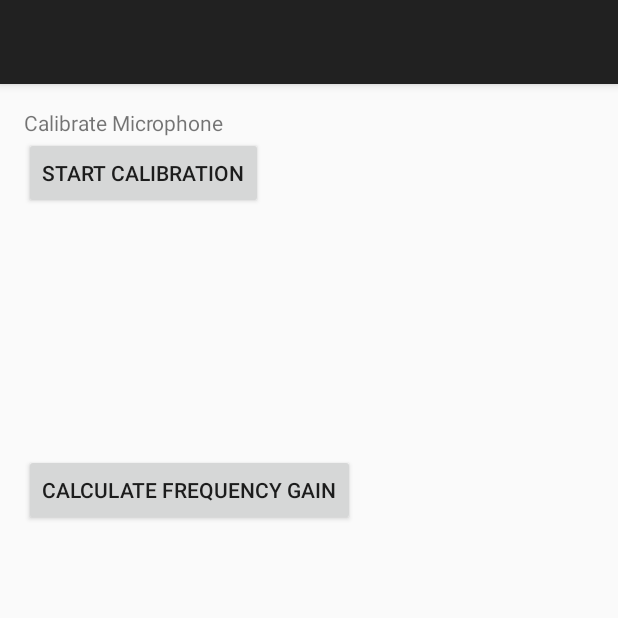
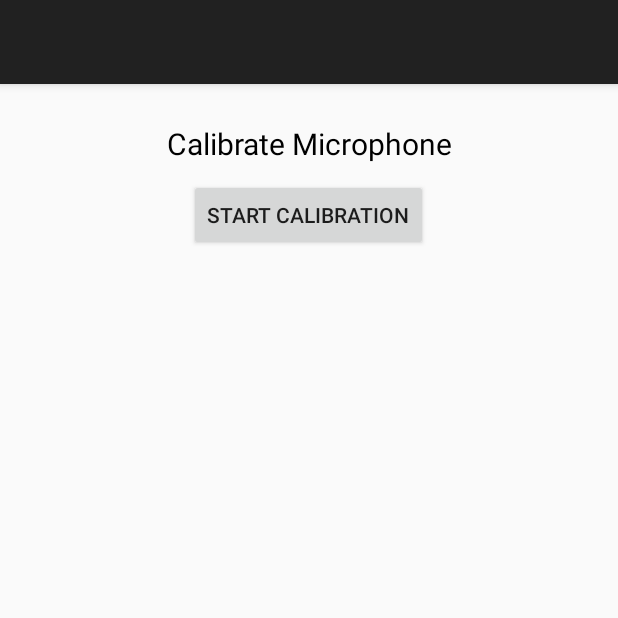
Before and after one commit to University-Of-Calgary/Hum_App_Master, an Android app: the CalibrateMicrophone screen opened directly, with no data from a screen before it, on a phone screen of 412 x 824 dp, the top half of it. Run offline under Robolectric (Android 15) with nearby library versions, the phone set to English and light mode, and no system bars.

Commit message:
Removed menu files. Improved the layout of calibration application.

```diff
--- a/app/src/main/java/com/example/orchisamadas/analyse_plot/CalibrateMicrophone.java
+++ b/app/src/main/java/com/example/orchisamadas/analyse_plot/CalibrateMicrophone.java
@@ -14,6 +14,7 @@ import android.support.v7.app.AppCompatActivity;
 import android.util.Log;
 import android.view.View;
 import android.widget.Button;
+import android.widget.ImageButton;
 import android.widget.TextView;
 import android.widget.Toast;
 
@@ -44,7 +45,8 @@ public class CalibrateMicrophone extends AppCompatActivity {
             AUDIO_ENCODING = AudioFormat.ENCODING_PCM_16BIT, RECORDING_DURATION = 5;
     final String EXTERNAL_AUDIO_FILENAME = "external_audio.wav", ANDROID_AUDIO_FILENAME = "android_audio.wav";
     AudioRecord recorder;
-    Button startCalibration, startRecording, startPlayback, androidRecording, calculateFrequencyGain;
+    Button startCalibration, startRecording, androidRecording, calculateFrequencyGain;
+    ImageButton startPlayback;
     TextView timer;
     CounterClass counterClass = new CounterClass(RECORDING_DURATION * 1000, 1000);
     double[] externalMicValues, androidMicValues;
@@ -62,7 +64,7 @@ public class CalibrateMicrophone extends AppCompatActivity {
 
         startCalibration = (Button) findViewById(R.id.button_calibrate_microphone);
         startRecording = (Button) findViewById(R.id.button_start_recording);
-        startPlayback = (Button) findViewById(R.id.button_start_playback);
+        startPlayback = (ImageButton) findViewById(R.id.calibrate_playback_sound);
         androidRecording = (Button) findViewById(R.id.button_microphone_recording);
         calculateFrequencyGain = (Button) findViewById(R.id.button_frequency_gain);
         timer = (TextView) findViewById(R.id.textView_timer);
--- a/app/src/main/res/layout/activity_calibrate_microphone.xml
+++ b/app/src/main/res/layout/activity_calibrate_microphone.xml
@@ -11,45 +11,70 @@
     <TextView
         android:layout_width="match_parent"
         android:layout_height="wrap_content"
+        android:textColor="#000"
+        android:textSize="20sp"
+        android:layout_gravity="center_horizontal"
+        android:gravity="center_horizontal"
+        android:layout_marginTop="10dp"
         android:text="Calibrate Microphone"/>
 
     <Button
         android:id="@+id/button_calibrate_microphone"
         android:layout_width="wrap_content"
         android:layout_height="wrap_content"
+        android:layout_gravity="center_horizontal"
+        android:layout_marginTop="10dp"
         android:text="Start Calibration"/>
+
+    <LinearLayout
+        android:layout_height="wrap_content"
+        android:layout_width="match_parent"
+        android:orientation="horizontal"
+        android:layout_marginTop="10dp"
+        android:weightSum="10">
 
     <Button
         android:id="@+id/button_start_recording"
         android:layout_width="wrap_content"
         android:layout_height="wrap_content"
-        android:text="Start Recording"
+        android:text="External Microphone Recording"
+        android:layout_weight="5"
         android:visibility="invisible"/>
 
     <Button
         android:id="@+id/button_microphone_recording"
         android:layout_width="wrap_content"
         android:layout_height="wrap_content"
-        android:text="Start Android Microphone Recording"
+        android:text="Internal Microphone Recording"
+        android:layout_weight="5"
         android:visibility="invisible"/>
+
+    </LinearLayout>
 
     <TextView
         android:id="@+id/textView_timer"
         android:layout_width="wrap_content"
-        android:layout_height="wrap_content" />
+        android:layout_height="wrap_content"
+        android:layout_marginTop="10dp"
+        android:textSize="15dp"/>
 
-    <Button
-        android:id="@+id/button_start_playback"
+    <ImageButton
+        android:id="@+id/calibrate_playback_sound"
+        android:layout_height="wrap_content"
         android:layout_width="wrap_content"
-        android:layout_height="wrap_content"
+        android:src="@drawable/play_circle_white"
+        android:layout_gravity="center_horizontal"
+        android:layout_marginTop="10dp"
         android:visibility="invisible"
-        android:text="Start Playback"/>
+        ></ImageButton>
 
     <Button
         android:id="@+id/button_frequency_gain"
         android:layout_width="wrap_content"
         android:layout_height="wrap_content"
-        android:visibility="visible"
+        android:visibility="invisible"
+        android:layout_gravity="center_horizontal"
+        android:layout_marginTop="10dp"
         android:text="Calculate Frequency Gain"/>
 
 </LinearLayout>
--- a/app/src/main/res/menu/menu_start_app.xml
+++ b/app/src/main/res/menu/menu_start_app.xml
@@ -3,12 +3,6 @@
     xmlns:tools="http://schemas.android.com/tools"
     tools:context="com.example.orchisamadas.analyse_plot.StartApp">
 
-    <item android:id="@+id/recording_Threshold" android:title="Recording Threshold"
-        android:orderInCategory="100" app:showAsAction="never"/>
-
-    <item android:id="@+id/recording_Value" android:title="Microphone Calibration"
-        android:orderInCategory="200" app:showAsAction="never"/>
-
     <item android:id="@+id/calibrate_microphone" android:title="Calibrate Microphone"
         android:orderInCategory="300" app:showAsAction="never"/>
 </menu>
```
Also changed, not shown: app/src/main/res/drawable/play_circle.png (added), app/src/main/res/drawable/play_circle_white.png (added).
